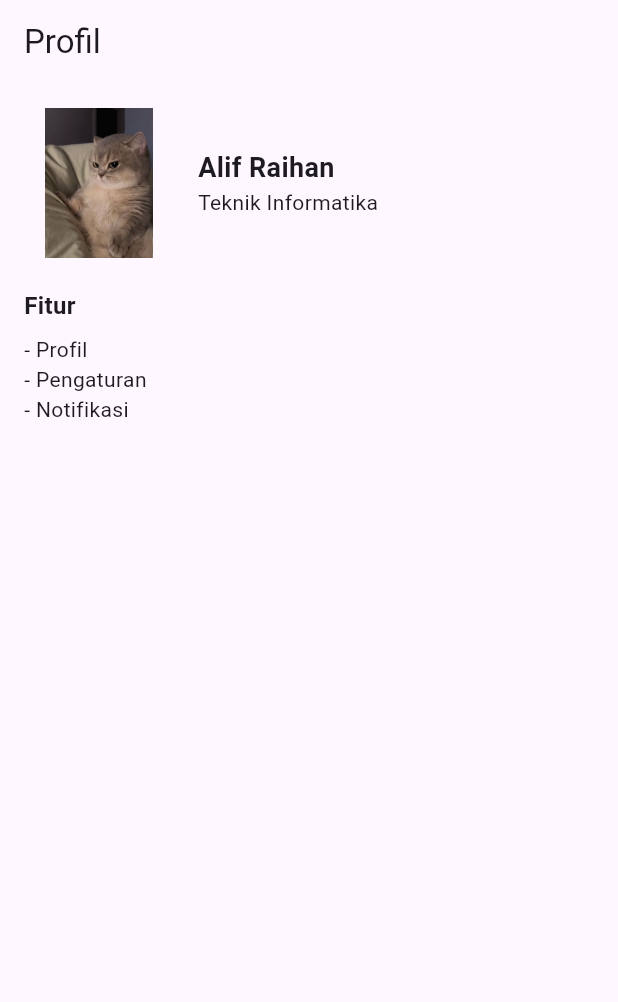
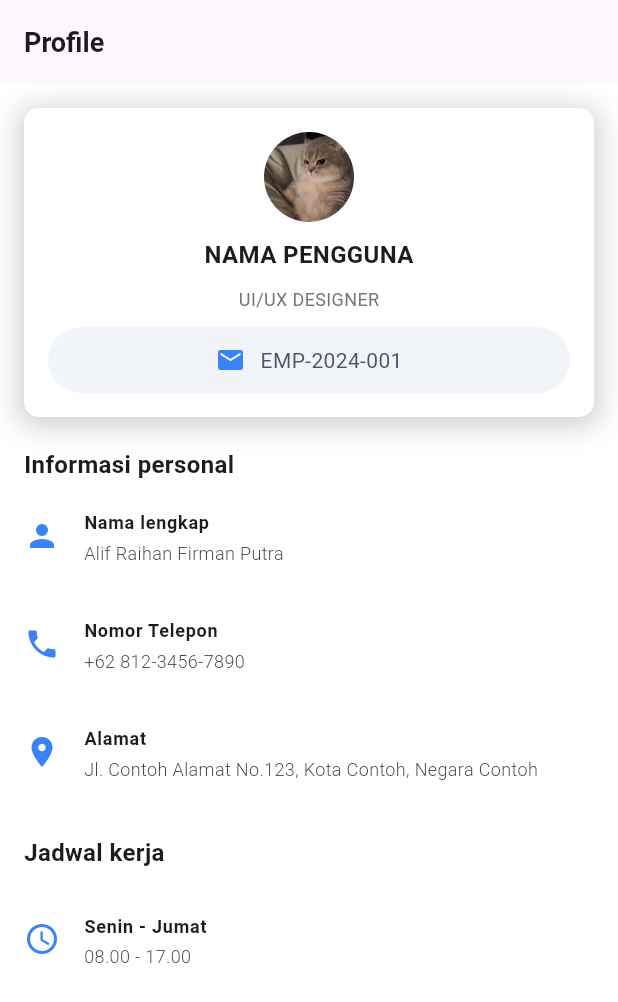
Before and after one commit to arfpalif/layoutFlutter, a Flutter app: the screen it shows after launch, on a phone screen of 412 x 824 dp. Shown: the top 1002 px of the screen. Run offline on Flutter 3.47's test engine with Material 3 defaults, Android fonts, the phone set to English and light mode, and no system bars.

Commit message:
add final task

```diff
--- a/lib/main.dart
+++ b/lib/main.dart
@@ -1,6 +1,7 @@
 import 'package:flutter/material.dart';
 import 'package:modul3/lifecycle.dart';
 import 'package:modul3/nestedLayout.dart';
+import 'package:modul3/profile.dart';
 
 void main() {
   runApp(const MyApp());
@@ -17,7 +18,7 @@ class MyApp extends StatelessWidget {
       theme: ThemeData(
         colorScheme: ColorScheme.fromSeed(seedColor: Colors.deepPurple),
       ),
-      home: Nestedlayout(),
+      home: Profile(),
     );
   }
 }
--- a/lib/nestedLayout.dart
+++ b/lib/nestedLayout.dart
@@ -24,23 +24,55 @@ class _NestedlayoutState extends State<Nestedlayout> {
     padding: EdgeInsets.all(16),
     child: Column(
       children: [
-        Row(
+        Container(
+          padding: EdgeInsets.all(14),
+          decoration: BoxDecoration(
+            borderRadius: BorderRadius.circular(10),
+            gradient: LinearGradient(
+        // Required: A list of two or more Colors to transition between
+              colors: [
+          Colors.blue,
+          Color(0xff1E40AF),
+        ],
+        // Optional: The start point of the gradient (default top left)
+        begin: Alignment.topLeft,
+        // Optional: The end point of the gradient (default bottom right)
+        end: Alignment.bottomRight,
+        // Optional: Stops to control the distribution of colors (0.0 to 1.0)
+        // stops: [0.0, 0.8],
+      ),
+            boxShadow: [
+              BoxShadow(
+                color: Colors.grey.withOpacity(0.5),
+                spreadRadius: 2,
+                blurRadius: 5,
+                offset: Offset(0, 3), // changes position of shadow
+              ),
+            ],
+          ),
+          margin: EdgeInsets.only(bottom: 20),
+          child: Row(
           children: [
-            Image(image: AssetImage('assets/kucing.png'), width: 100, height: 100),
+            CircleAvatar(
+              radius: 50,
+              backgroundImage: AssetImage('assets/kucing.png')
+            ),
             SizedBox(width: 16),
             Column(
               crossAxisAlignment: CrossAxisAlignment.start,
               children: [
-                Text("Alif Raihan", style: TextStyle(fontSize: 18, fontWeight: FontWeight.bold)),
+                Text("Alif Raihan", style: TextStyle(fontSize: 18, fontWeight: FontWeight.bold, color: Colors.white)),
                 Text("Teknik Informatika"),
               ],
             ),
           ],
         ),
+        ),
+
         SizedBox(height: 20),
         Row(
           children: [
-            Expanded(
+            Container(
               child: Column(
                 crossAxisAlignment: CrossAxisAlignment.start,
                 children: [
--- /dev/null
+++ b/lib/profile.dart
@@ -0,0 +1,116 @@
+import 'package:flutter/material.dart';
+
+class Profile extends StatefulWidget {
+  const Profile({super.key});
+
+  @override
+  State<Profile> createState() => _ProfileState();
+}
+
+class _ProfileState extends State<Profile> {
+  @override
+  Widget build(BuildContext context) {
+    return Scaffold(
+      backgroundColor: Colors.white,
+      appBar: AppBar(
+        title: Text('Profile',style: TextStyle(fontWeight: FontWeight.bold, fontSize: 18),),
+      ),
+      body: SingleChildScrollView(
+        child: Padding(padding: EdgeInsets.all(16),
+      child: Column(
+        crossAxisAlignment: CrossAxisAlignment.start,
+          children: [
+            Center(
+            child: Container(
+              width: double.infinity,
+              padding: EdgeInsets.all(16),
+              decoration: BoxDecoration(
+                borderRadius: BorderRadius.circular(10),
+                color: Colors.white,
+                boxShadow: [
+                  BoxShadow(
+                    color: Colors.grey.withOpacity(0.5),
+                    spreadRadius: 3,
+                    blurRadius: 15,
+                    offset: Offset(0, 3), // changes position of shadow
+                  ),
+                ],
+              ),
+              child: Column(
+                mainAxisSize: MainAxisSize.min,
+                children: [
+                  CircleAvatar(
+                    radius: 30,
+                    backgroundImage: AssetImage('assets/kucing.png'),
+                  ),
+                  SizedBox(height: 10),
+                  Text('Nama Pengguna'.toUpperCase(), style: TextStyle(fontSize: 16, fontWeight: FontWeight.bold)),
+                  SizedBox(height: 10),
+                  Text('UI/UX DESIGNER', style: TextStyle(fontSize: 12, color: Colors.grey[600])),
+                  SizedBox(height: 10),
+                  Container(
+                    padding: EdgeInsets.all(12),
+                    decoration: BoxDecoration(
+                      color: Color(0xffF1F5F9),
+                      borderRadius: BorderRadius.circular(99),
+                    ),
+                    child:
+                    Row(
+                      mainAxisAlignment: MainAxisAlignment.center,
+                      children: [
+                        Icon( Icons.email, color: Color(0xff3B82F6), size: 20),
+                        SizedBox(width: 10),
+                        Text('EMP-2024-001',
+                        textAlign: TextAlign.center,
+                        style: TextStyle(color: Color(0xff4B5563), fontSize: 14),),
+                      ],
+                    ),
+                  ),
+                ],
+              ),
+            ),
+          ),
+          SizedBox(height: 20),
+          Text('Informasi personal', style: TextStyle(fontSize: 16, fontWeight: FontWeight.bold)),
+          Column(
+            children: [
+              ListTile(
+                contentPadding: EdgeInsets.zero,
+                leading: Icon(Icons.person, color: Color(0xff3B82F6)),
+                title: Text('Nama lengkap', style: TextStyle(fontSize: 12, fontWeight: FontWeight.bold)),
+                subtitle: Text('Alif Raihan Firman Putra ', style: TextStyle(fontSize: 12, fontWeight: FontWeight.w300)),
+              ),
+              ListTile(
+                contentPadding: EdgeInsets.zero,
+                leading: Icon(Icons.phone, color: Color(0xff3B82F6)),
+                title: Text('Nomor Telepon', style: TextStyle(fontSize: 12, fontWeight: FontWeight.bold)),
+                subtitle: Text('+62 812-3456-7890', style: TextStyle(fontSize: 12, fontWeight: FontWeight.w300)),
+              ),
+              ListTile(
+                contentPadding: EdgeInsets.zero,
+                leading: Icon(Icons.location_on, color: Color(0xff3B82F6)),
+                title: Text('Alamat', style: TextStyle(fontSize: 12, fontWeight: FontWeight.bold)),
+                subtitle: Text('Jl. Contoh Alamat No.123, Kota Contoh, Negara Contoh', style: TextStyle(fontSize: 12, fontWeight: FontWeight.w300)),
+              ),
+            ],
+          ),
+          SizedBox(height: 20),
+          Text('Jadwal kerja', style: TextStyle(fontSize: 16, fontWeight: FontWeight.bold)),
+          SizedBox(height: 10),
+          Column(
+          children: [
+            ListTile(
+                contentPadding: EdgeInsets.zero,
+                leading: Icon(Icons.schedule, color: Color(0xff3B82F6)),
+                title: Text('Senin - Jumat', style: TextStyle(fontSize: 12, fontWeight: FontWeight.bold)),
+                subtitle: Text('08.00 - 17.00 ', style: TextStyle(fontSize: 12, fontWeight: FontWeight.w300)),
+              ),
+          ],
+          ),
+        ],
+      ),
+      ),
+      )
+    );
+  }
+}
```
